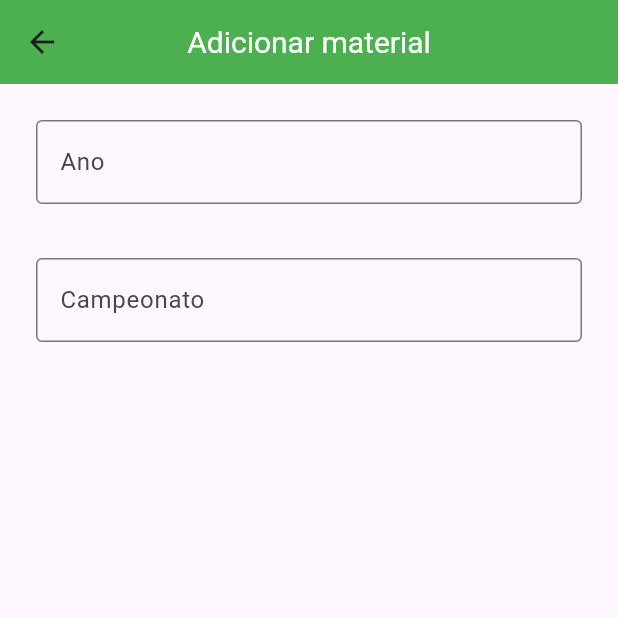
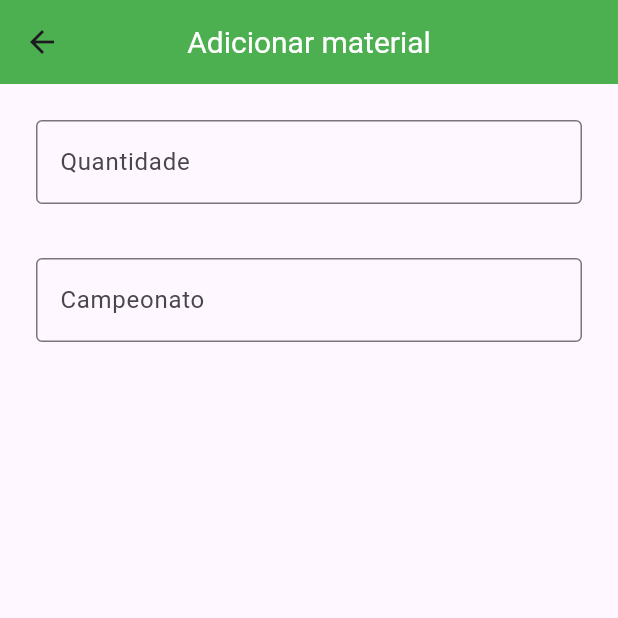
Before and after one commit to jonasfschuh/descartebem, a Flutter app: the AddMaterialPage screen opened directly with empty values, on a phone screen of 412 x 824 dp, the top half of it. Run offline on Flutter 3.47's test engine with Material 3 defaults, Android fonts, the light colour scheme and no system bars; network calls fail.

Commit message:
alterado label

```diff
--- a/lib/pages/add_material_page.dart
+++ b/lib/pages/add_material_page.dart
@@ -37,7 +37,7 @@ class _AddMaterialPageState extends State<AddMaterialPage> {
                 controller: _ano,
                 decoration: InputDecoration(
                   border: OutlineInputBorder(),
-                  labelText: 'Ano',
+                  labelText: 'Quantidade',
                 ),
                 keyboardType: TextInputType.number,
                 validator: (value) {
```
